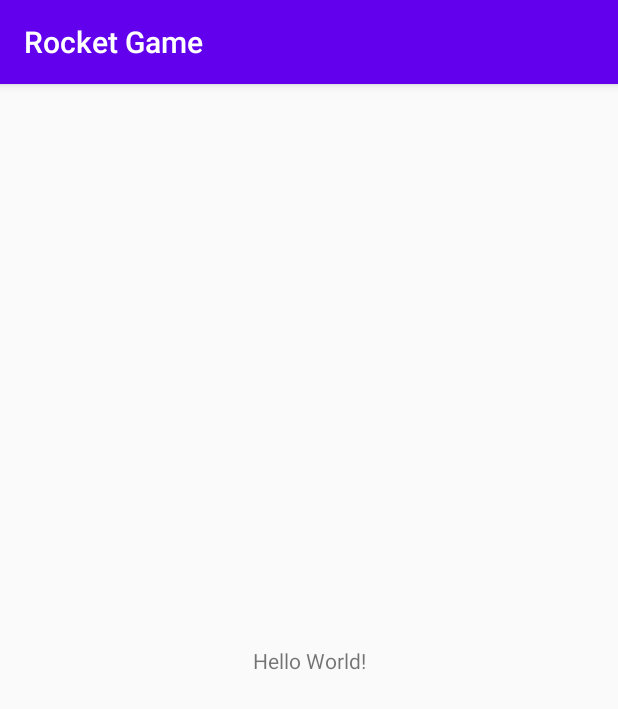
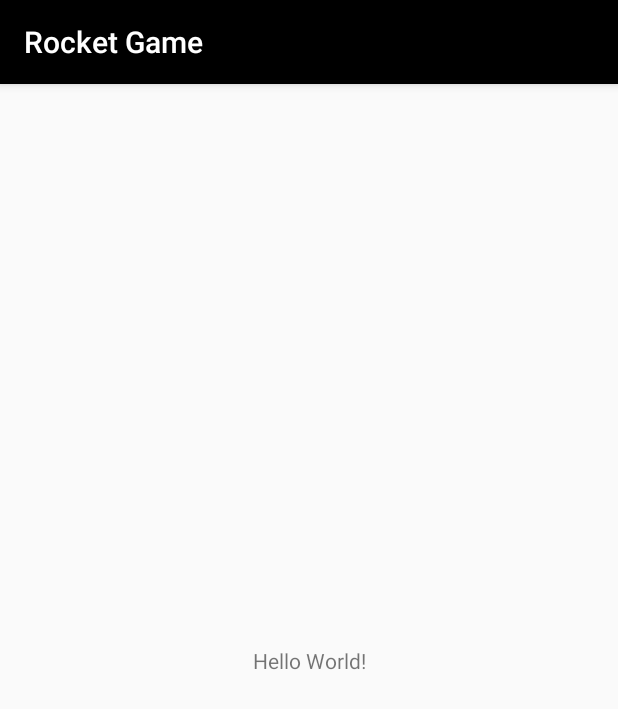
Before and after one commit to DimoDM/RocketGame, an Android app: the screen it shows after launch (MainActivity), on a phone screen of 412 x 824 dp. Shown: the top 709 px of the screen. Run offline under Robolectric (Android 15) with nearby library versions, the phone set to English and light mode, and no system bars; our stand-ins replace Dagger/Hilt's generated code.

```diff
--- a/app/build.gradle
+++ b/app/build.gradle
@@ -6,7 +6,7 @@ android {
     buildToolsVersion "30.0.2"
 
     defaultConfig {
-        applicationId "com.inveitix.movie_mock_app"
+        applicationId "com.example.rocketgame"
         minSdkVersion 21
         targetSdkVersion 30
         versionCode 1
@@ -36,8 +36,8 @@ android {
 dependencies {
     implementation fileTree(dir: "libs", include: ["*.jar"])
     implementation 'androidx.appcompat:appcompat:1.2.0'
-    implementation 'androidx.constraintlayout:constraintlayout:2.0.1'
-    testImplementation 'junit:junit:4.12'
+    implementation 'androidx.constraintlayout:constraintlayout:2.0.4'
+    testImplementation 'junit:junit:4.13'
     androidTestImplementation 'androidx.test.ext:junit:1.1.2'
     androidTestImplementation 'androidx.test.espresso:espresso-core:3.3.0'
 
--- a/app/src/main/AndroidManifest.xml
+++ b/app/src/main/AndroidManifest.xml
@@ -3,13 +3,14 @@
     package="com.example.rocketgame">
 
     <application
+        android:name=".RocketGameApplication"
         android:allowBackup="true"
         android:icon="@mipmap/ic_launcher"
         android:label="@string/app_name"
         android:roundIcon="@mipmap/ic_launcher_round"
         android:supportsRtl="true"
         android:theme="@style/AppTheme">
-        <activity android:name=".MainActivity">
+        <activity android:name=".activities.MainActivity">
             <intent-filter>
                 <action android:name="android.intent.action.MAIN" />
 
--- a/app/src/main/java/com/example/rocketgame/RocketGameApplication.java
+++ b/app/src/main/java/com/example/rocketgame/RocketGameApplication.java
@@ -3,13 +3,12 @@ package com.example.rocketgame;
 import android.app.Application;
 
 import javax.inject.Inject;
-
+import  com.example.rocketgame.di.DaggerApplicationComponent;
 import dagger.android.AndroidInjector;
 import dagger.android.DispatchingAndroidInjector;
 import dagger.android.HasAndroidInjector;
 
-public class RocketGameApplication  extends Application implements
-        HasAndroidInjector {
+public class RocketGameApplication  extends Application implements HasAndroidInjector {
 
     @Inject
     DispatchingAndroidInjector<Object> activityDispatchingAndroidInjector;
--- a/app/src/main/java/com/example/rocketgame/activities/BaseActivity.java
+++ b/app/src/main/java/com/example/rocketgame/activities/BaseActivity.java
@@ -1,4 +1,25 @@
 package com.example.rocketgame.activities;
 
-public class BaseActivity {
+
+import android.os.Bundle;
+
+import androidx.annotation.Nullable;
+
+import dagger.android.support.DaggerAppCompatActivity;
+
+public abstract class BaseActivity extends DaggerAppCompatActivity {
+
+    private static final String TAG = BaseActivity.class.getSimpleName();
+
+    @Override
+    protected void onCreate(@Nullable Bundle savedInstanceState) {
+        super.onCreate(savedInstanceState);
+        setContentView(getLayoutRes());
+        onViewCreated();
+    }
+
+    protected abstract int getLayoutRes();
+
+    protected abstract void onViewCreated();
+
 }
--- a/app/src/main/java/com/example/rocketgame/activities/MainActivity.java
+++ b/app/src/main/java/com/example/rocketgame/activities/MainActivity.java
@@ -1,14 +1,20 @@
-package com.example.rocketgame;
+package com.example.rocketgame.activities;
 
 import androidx.appcompat.app.AppCompatActivity;
 
 import android.os.Bundle;
 
-public class MainActivity extends AppCompatActivity {
+import com.example.rocketgame.R;
+
+public class MainActivity extends BaseActivity {
 
     @Override
-    protected void onCreate(Bundle savedInstanceState) {
-        super.onCreate(savedInstanceState);
-        setContentView(R.layout.activity_main);
+    protected int getLayoutRes() {
+        return R.layout.activity_main;
+    }
+
+    @Override
+    protected void onViewCreated() {
+
     }
 }
--- a/app/src/main/java/com/example/rocketgame/di/modules/ContractsModule.java
+++ b/app/src/main/java/com/example/rocketgame/di/modules/ContractsModule.java
@@ -1,4 +1,7 @@
 package com.example.rocketgame.di.modules;
 
+import dagger.Module;
+
+@Module
 public class ContractsModule {
 }
--- a/app/src/main/java/com/example/rocketgame/di/modules/DataModule.java
+++ b/app/src/main/java/com/example/rocketgame/di/modules/DataModule.java
@@ -1,4 +1,7 @@
 package com.example.rocketgame.di.modules;
 
+import dagger.Module;
+
+@Module
 public class DataModule {
 }
--- a/app/src/main/java/com/example/rocketgame/di/modules/FragmentsModule.java
+++ b/app/src/main/java/com/example/rocketgame/di/modules/FragmentsModule.java
@@ -1,4 +1,7 @@
 package com.example.rocketgame.di.modules;
 
+import dagger.Module;
+
+@Module
 public class FragmentsModule {
 }
--- a/app/src/main/java/com/example/rocketgame/util/AnimationUtil.java
+++ b/app/src/main/java/com/example/rocketgame/util/AnimationUtil.java
@@ -1,4 +1,7 @@
 package com.example.rocketgame.util;
 
 public class AnimationUtil {
+
+    public void test() {
+    }
 }
--- a/app/src/main/res/layout/activity_main.xml
+++ b/app/src/main/res/layout/activity_main.xml
@@ -4,7 +4,7 @@
     xmlns:tools="http://schemas.android.com/tools"
     android:layout_width="match_parent"
     android:layout_height="match_parent"
-    tools:context=".MainActivity">
+    tools:context=".activities.MainActivity">
 
     <TextView
         android:layout_width="wrap_content"
--- a/app/src/main/res/values/colors.xml
+++ b/app/src/main/res/values/colors.xml
@@ -3,4 +3,5 @@
     <color name="colorPrimary">#6200EE</color>
     <color name="colorPrimaryDark">#3700B3</color>
     <color name="colorAccent">#03DAC5</color>
+    <color name="black">#000</color>
 </resources>
--- a/app/src/main/res/values/styles.xml
+++ b/app/src/main/res/values/styles.xml
@@ -2,9 +2,9 @@
     <!-- Base application theme. -->
     <style name="AppTheme" parent="Theme.AppCompat.Light.DarkActionBar">
         <!-- Customize your theme here. -->
-        <item name="colorPrimary">@color/colorPrimary</item>
-        <item name="colorPrimaryDark">@color/colorPrimaryDark</item>
-        <item name="colorAccent">@color/colorAccent</item>
+        <item name="colorPrimary">@color/black</item>
+        <item name="colorPrimaryDark">@color/black</item>
+        <item name="colorAccent">@color/black</item>
     </style>
 
 </resources>
```
Also changed, not shown: app/src/main/java/com/example/rocketgame/di/modules/ActivityModule.java (+14 -1 lines).
